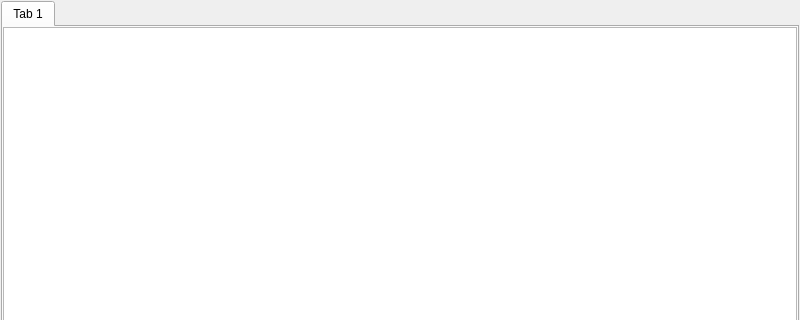
osamakawish/ZVectorIllustration, file filewidget.ui: the form before one commit; both pictures show x 0 to 800 and y 0 to 320 of the 800 by 588 pixel window.
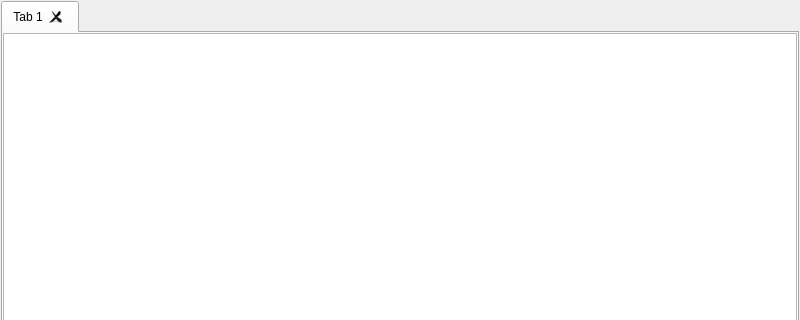
The form after the commit.

```diff
--- a/filewidget.ui
+++ b/filewidget.ui
@@ -31,9 +31,17 @@
    </property>
    <item>
     <widget class="QTabWidget" name="tabWidget">
+     <property name="font">
+      <font>
+       <family>Arial</family>
+      </font>
+     </property>
      <property name="currentIndex">
       <number>0</number>
      </property>
+     <property name="tabsClosable">
+      <bool>true</bool>
+     </property>
      <widget class="QWidget" name="tab">
       <attribute name="title">
        <string>Tab 1</string>
```
